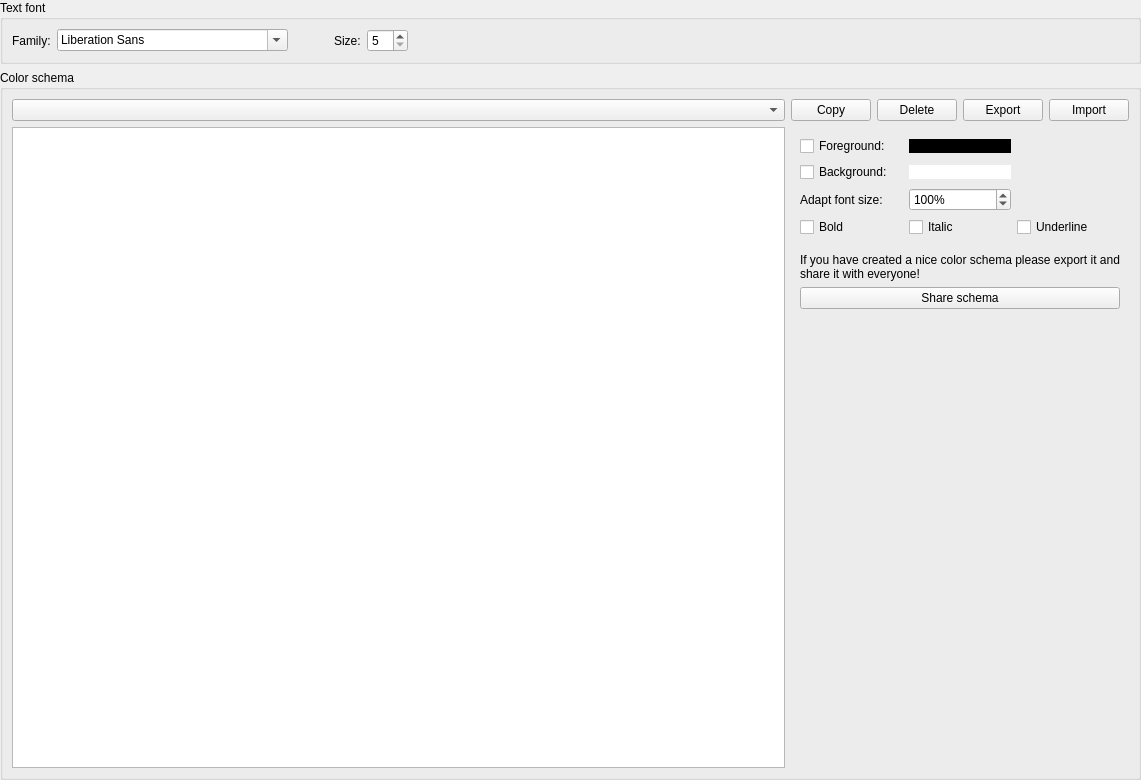
The window that qownnotes/widgets/fontcolorwidget.ui (Samael340/qownnotes_alt) describes before a commit, drawn with Qt 5.
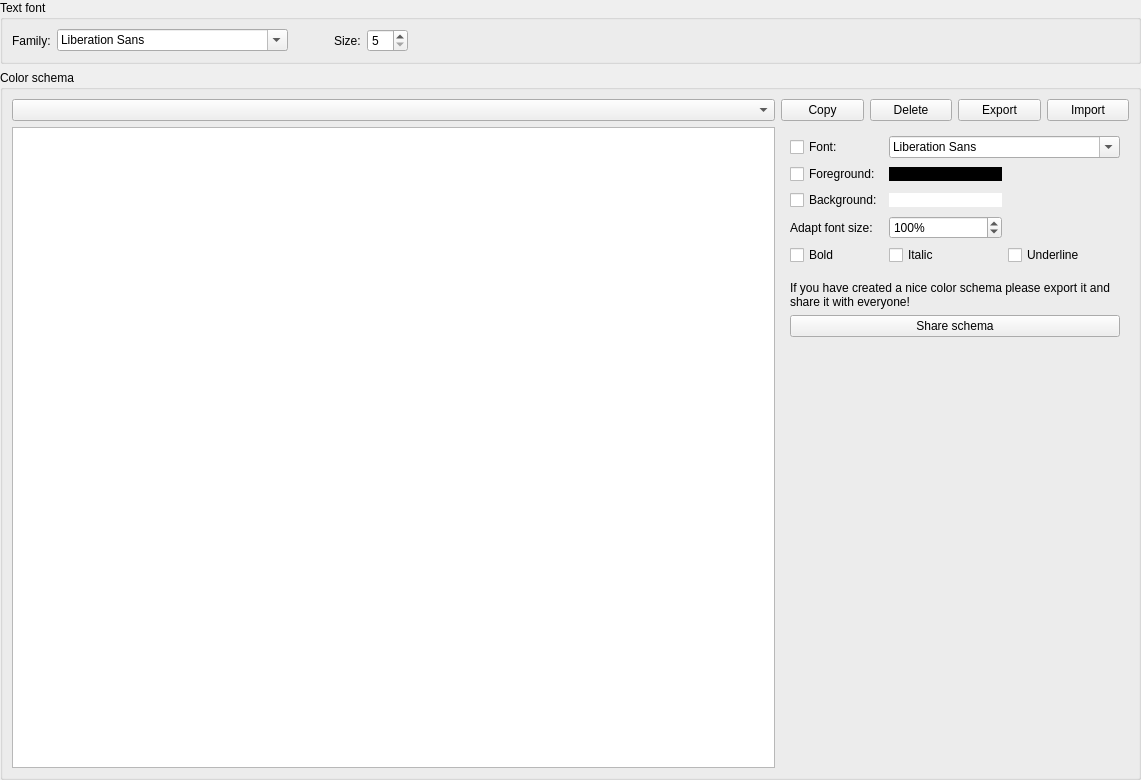
The same window after the commit. Icons and pictures are not drawn.

```diff
--- a/qownnotes/widgets/fontcolorwidget.ui
+++ b/qownnotes/widgets/fontcolorwidget.ui
@@ -186,7 +186,7 @@
          <enum>QFrame::Raised</enum>
         </property>
         <layout class="QGridLayout" name="gridLayout_3">
-         <item row="4" column="1" colspan="3">
+         <item row="6" column="1" colspan="3">
           <spacer name="verticalSpacer_2">
            <property name="orientation">
             <enum>Qt::Vertical</enum>
@@ -202,70 +202,21 @@
            </property>
           </spacer>
          </item>
-         <item row="3" column="3">
+         <item row="5" column="3">
           <widget class="QCheckBox" name="underlineCheckBox">
            <property name="text">
             <string>Underline</string>
            </property>
           </widget>
          </item>
-         <item row="2" column="2">
-          <widget class="QSpinBox" name="fontSizeAdaptionSpinBox">
-           <property name="suffix">
-            <string notr="true">%</string>
-           </property>
-           <property name="prefix">
-            <string/>
-           </property>
-           <property name="minimum">
-            <number>10</number>
-           </property>
-           <property name="maximum">
-            <number>10000</number>
-           </property>
-           <property name="singleStep">
-            <number>10</number>
-           </property>
-           <property name="value">
-            <number>100</number>
-           </property>
-          </widget>
-         </item>
-         <item row="2" column="1">
+         <item row="4" column="1">
           <widget class="QLabel" name="label">
            <property name="text">
             <string>Adapt font size:</string>
            </property>
           </widget>
          </item>
-         <item row="3" column="2">
-          <widget class="QCheckBox" name="italicCheckBox">
-           <property name="text">
-            <string>Italic</string>
-           </property>
-          </widget>
-         </item>
-         <item row="8" column="2">
-          <spacer name="verticalSpacer">
-           <property name="orientation">
-            <enum>Qt::Vertical</enum>
-           </property>
-           <property name="sizeHint" stdset="0">
-            <size>
-             <width>20</width>
-             <height>40</height>
-            </size>
-           </property>
-          </spacer>
-         </item>
-         <item row="3" column="1">
-          <widget class="QCheckBox" name="boldCheckBox">
-           <property name="text">
-            <string>Bold</string>
-           </property>
-          </widget>
-         </item>
-         <item row="5" column="1" colspan="3">
+         <item row="7" column="1" colspan="3">
           <widget class="QLabel" name="label_2">
            <property name="text">
             <string>If you have created a nice color schema please export it and share it with everyone!</string>
@@ -275,21 +226,44 @@
            </property>
           </widget>
          </item>
-         <item row="0" column="1">
-          <widget class="QCheckBox" name="foregroundColorCheckBox">
-           <property name="text">
-            <string>Foreground:</string>
-           </property>
-          </widget>
-         </item>
          <item row="1" column="1">
+          <widget class="QCheckBox" name="fontCheckBox">
+           <property name="text">
+            <string>Font:</string>
+           </property>
+          </widget>
+         </item>
+         <item row="10" column="2">
+          <spacer name="verticalSpacer">
+           <property name="orientation">
+            <enum>Qt::Vertical</enum>
+           </property>
+           <property name="sizeHint" stdset="0">
+            <size>
+             <width>20</width>
+             <height>40</height>
+            </size>
+           </property>
+          </spacer>
+         </item>
+         <item row="2" column="2">
+          <widget class="QPushButton" name="foregroundColorButton">
+           <property name="styleSheet">
+            <string notr="true">* {background: black; border: none}</string>
+           </property>
+           <property name="text">
+            <string notr="true"/>
+           </property>
+          </widget>
+         </item>
+         <item row="3" column="1">
           <widget class="QCheckBox" name="backgroundColorCheckBox">
            <property name="text">
             <string>Background:</string>
            </property>
           </widget>
          </item>
-         <item row="1" column="2">
+         <item row="3" column="2">
           <widget class="QPushButton" name="backgroundColorButton">
            <property name="styleSheet">
             <string notr="true">* {background: white; border: none}</string>
@@ -299,17 +273,7 @@
            </property>
           </widget>
          </item>
-         <item row="0" column="2">
-          <widget class="QPushButton" name="foregroundColorButton">
-           <property name="styleSheet">
-            <string notr="true">* {background: black; border: none}</string>
-           </property>
-           <property name="text">
-            <string notr="true"/>
-           </property>
-          </widget>
-         </item>
-         <item row="7" column="1" colspan="3">
+         <item row="9" column="1" colspan="3">
           <widget class="QPushButton" name="shareSchemaPushButton">
            <property name="text">
             <string>Share schema</string>
@@ -320,6 +284,52 @@
            </property>
           </widget>
          </item>
+         <item row="1" column="2" colspan="2">
+          <widget class="QFontComboBox" name="fontComboBox"/>
+         </item>
+         <item row="2" column="1">
+          <widget class="QCheckBox" name="foregroundColorCheckBox">
+           <property name="text">
+            <string>Foreground:</string>
+           </property>
+          </widget>
+         </item>
+         <item row="4" column="2">
+          <widget class="QSpinBox" name="fontSizeAdaptionSpinBox">
+           <property name="suffix">
+            <string notr="true">%</string>
+           </property>
+           <property name="prefix">
+            <string/>
+           </property>
+           <property name="minimum">
+            <number>10</number>
+           </property>
+           <property name="maximum">
+            <number>10000</number>
+           </property>
+           <property name="singleStep">
+            <number>10</number>
+           </property>
+           <property name="value">
+            <number>100</number>
+           </property>
+          </widget>
+         </item>
+         <item row="5" column="2">
+          <widget class="QCheckBox" name="italicCheckBox">
+           <property name="text">
+            <string>Italic</string>
+           </property>
+          </widget>
+         </item>
+         <item row="5" column="1">
+          <widget class="QCheckBox" name="boldCheckBox">
+           <property name="text">
+            <string>Bold</string>
+           </property>
+          </widget>
+         </item>
         </layout>
        </widget>
       </item>
```
